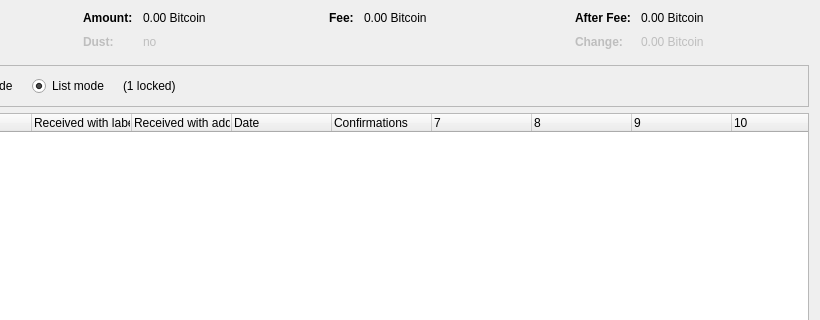
The window that src/qt/forms/coincontroldialog.ui (bidxcore/bidx) describes before a commit, drawn with Qt 5; both pictures show x 180 to 1000 and y 0 to 320 of the 1000 by 500 pixel window.
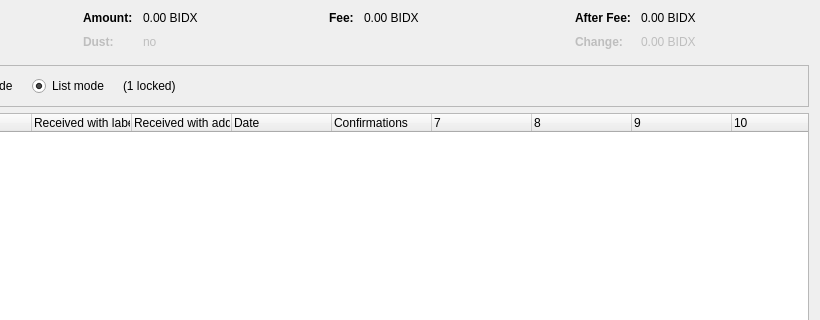
The same window after the commit. Custom widgets are drawn as their Qt base class.

```diff
--- a/src/qt/forms/coincontroldialog.ui
+++ b/src/qt/forms/coincontroldialog.ui
@@ -132,7 +132,7 @@
           <enum>Qt::ActionsContextMenu</enum>
          </property>
          <property name="text">
-          <string notr="true">0.00 Bitcoin</string>
+          <string notr="true">0.00 BIDX</string>
          </property>
          <property name="textInteractionFlags">
           <set>Qt::LinksAccessibleByMouse|Qt::TextSelectableByKeyboard|Qt::TextSelectableByMouse</set>
@@ -212,7 +212,7 @@
           <enum>Qt::ActionsContextMenu</enum>
          </property>
          <property name="text">
-          <string notr="true">0.00 Bitcoin</string>
+          <string notr="true">0.00 BIDX</string>
          </property>
          <property name="textInteractionFlags">
           <set>Qt::LinksAccessibleByMouse|Qt::TextSelectableByKeyboard|Qt::TextSelectableByMouse</set>
@@ -257,7 +257,7 @@
           <enum>Qt::ActionsContextMenu</enum>
          </property>
          <property name="text">
-          <string notr="true">0.00 Bitcoin</string>
+          <string notr="true">0.00 BIDX</string>
          </property>
          <property name="textInteractionFlags">
           <set>Qt::LinksAccessibleByMouse|Qt::TextSelectableByKeyboard|Qt::TextSelectableByMouse</set>
@@ -292,7 +292,7 @@
           <enum>Qt::ActionsContextMenu</enum>
          </property>
          <property name="text">
-          <string notr="true">0.00 Bitcoin</string>
+          <string notr="true">0.00 BIDX</string>
          </property>
          <property name="textInteractionFlags">
           <set>Qt::LinksAccessibleByMouse|Qt::TextSelectableByKeyboard|Qt::TextSelectableByMouse</set>
```
